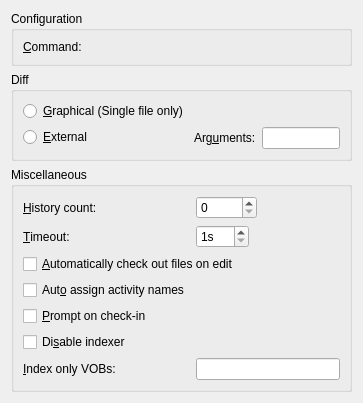
The window that src/plugins/clearcase/settingspage.ui (qt-creator/qt-creator) describes before a commit, drawn with Qt 5.
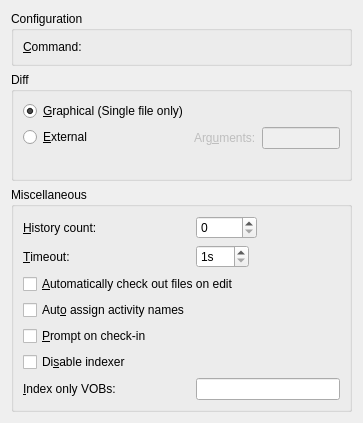
The same window after the commit. Custom widgets are drawn as their Qt base class.

Commit message:
ClearCase: Support systems without external diff
CC's internal diff is worthless, just disable multiple files actions

What changed in the file:
```diff
--- a/src/plugins/clearcase/settingspage.ui
+++ b/src/plugins/clearcase/settingspage.ui
@@ -7,7 +7,7 @@
     <x>0</x>
     <y>0</y>
     <width>363</width>
-    <height>384</height>
+    <height>403</height>
    </rect>
   </property>
   <layout class="QVBoxLayout" name="verticalLayout">
@@ -39,11 +39,17 @@
       <string>Diff</string>
      </property>
      <layout class="QFormLayout" name="formLayout">
+      <property name="fieldGrowthPolicy">
+       <enum>QFormLayout::AllNonFixedFieldsGrow</enum>
+      </property>
       <item row="0" column="0">
        <widget class="QRadioButton" name="graphicalDiffRadioButton">
         <property name="text">
          <string>&amp;Graphical (Single file only)</string>
         </property>
+        <property name="checked">
+         <bool>true</bool>
+        </property>
        </widget>
       </item>
       <item row="1" column="0">
@@ -55,6 +61,9 @@
       </item>
       <item row="1" column="1">
        <widget class="QWidget" name="diffWidget" native="true">
+        <property name="enabled">
+         <bool>false</bool>
+        </property>
         <layout class="QHBoxLayout" name="horizontalLayout">
          <property name="margin">
           <number>0</number>
@@ -75,6 +84,53 @@
         </layout>
        </widget>
       </item>
+      <item row="2" column="0" colspan="2">
+       <widget class="QLabel" name="diffWarningLabel">
+        <property name="palette">
+         <palette>
+          <active>
+           <colorrole role="WindowText">
+            <brush brushstyle="SolidPattern">
+             <color alpha="255">
+              <red>255</red>
+              <green>0</green>
+              <blue>0</blue>
+             </color>
+            </brush>
+           </colorrole>
+          </active>
+          <inactive>
+           <colorrole role="WindowText">
+            <brush brushstyle="SolidPattern">
+             <color alpha="255">
+              <red>255</red>
+              <green>0</green>
+              <blue>0</blue>
+             </color>
+            </brush>
+           </colorrole>
+          </inactive>
+          <disabled>
+           <colorrole role="WindowText">
+            <brush brushstyle="SolidPattern">
+             <color alpha="255">
+              <red>68</red>
+              <green>96</green>
+              <blue>92</blue>
+             </color>
+            </brush>
+           </colorrole>
+          </disabled>
+         </palette>
+        </property>
+        <property name="text">
+         <string/>
+        </property>
+        <property name="wordWrap">
+         <bool>true</bool>
+        </property>
+       </widget>
+      </item>
      </layout>
     </widget>
    </item>
```
The commit also changes 4 other files.
